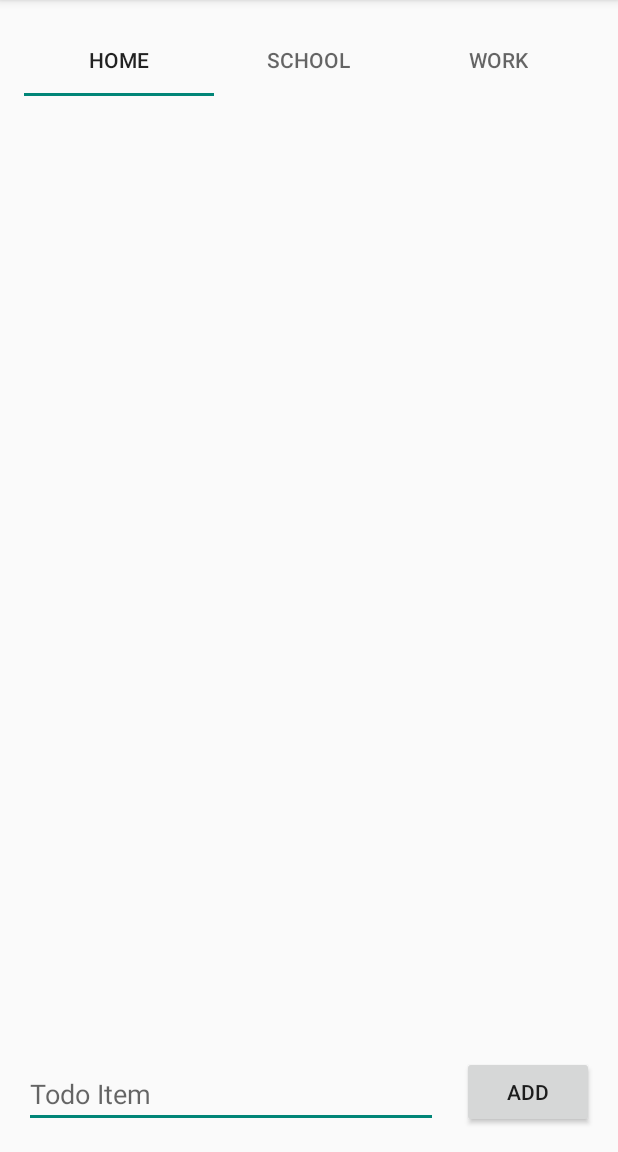
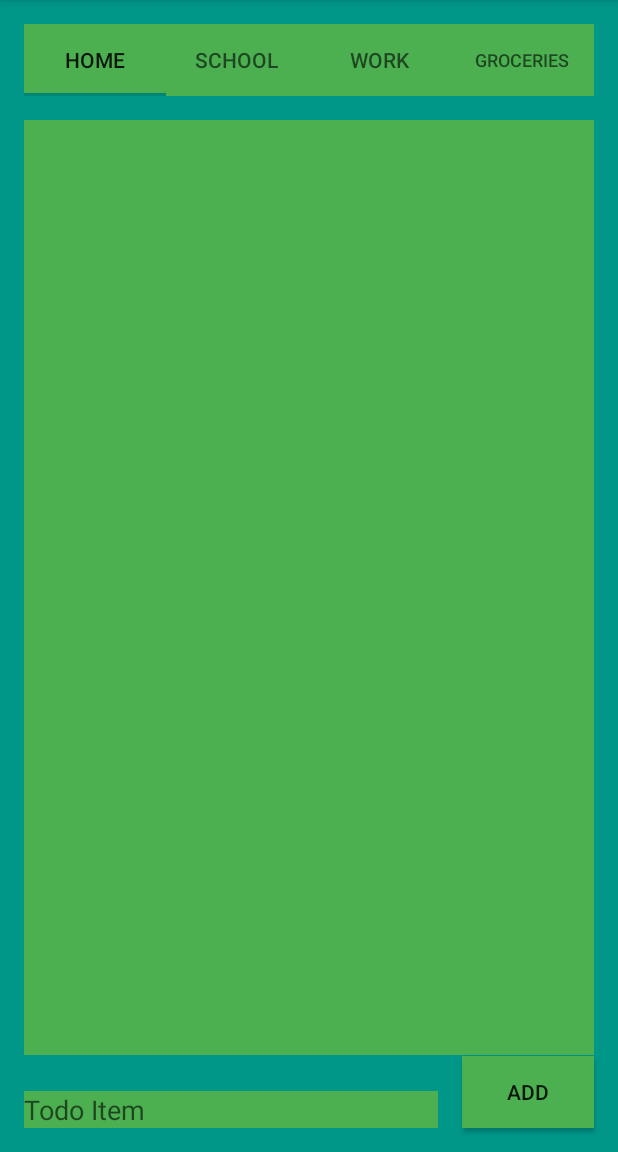
Before and after one commit to r-d-jorgensen/CMPS3390_22, an Android app: the screen it shows after launch (MainActivity), on a phone screen of 412 x 824 dp, the part 84-1236 px from its top. Run offline under Robolectric (Android 15) with nearby library versions, the phone set to English and light mode, and no system bars; our stand-ins replace Firebase (no records; nobody signed in at launch, a user with empty details on screens opened directly).

Commit message:
a9 lab done and fix to a9

```diff
--- a/MobileTodo/app/src/main/java/a9/djorgensen/mobiletodo/MainActivity.java
+++ b/MobileTodo/app/src/main/java/a9/djorgensen/mobiletodo/MainActivity.java
@@ -120,7 +120,7 @@ public class MainActivity extends AppCompatActivity implements OnItemListener{
     public void onItemClicked(int position) {
         try {
             String path = URLEncoder.encode(items.get(position).getDesc(), String.valueOf(StandardCharsets.UTF_8));
-            DatabaseReference ref = database.getReference(selectedTab);
+            DatabaseReference ref = database.getReference(selectedTab + "/" + path);
             ref.removeValue();
         } catch (UnsupportedEncodingException e) {
             e.printStackTrace();
--- a/MobileTodo/app/src/main/res/layout/activity_main.xml
+++ b/MobileTodo/app/src/main/res/layout/activity_main.xml
@@ -4,6 +4,7 @@
     xmlns:tools="http://schemas.android.com/tools"
     android:layout_width="match_parent"
     android:layout_height="match_parent"
+    android:background="#009688"
     tools:context=".MainActivity">
 
     <EditText
@@ -13,6 +14,7 @@
         android:layout_marginStart="16dp"
         android:layout_marginEnd="16dp"
         android:layout_marginBottom="16dp"
+        android:background="#4CAF50"
         android:ems="10"
         android:hint="@string/todo_item"
         android:inputType="textPersonName"
@@ -26,6 +28,8 @@
         android:layout_height="wrap_content"
         android:layout_marginEnd="16dp"
         android:layout_marginBottom="16dp"
+        android:background="#4CAF50"
+        android:backgroundTint="#4CAF50"
         android:onClick="onAddClicked"
         android:text="@string/add"
         app:layout_constraintBottom_toBottomOf="parent"
@@ -38,6 +42,7 @@
         android:layout_marginStart="16dp"
         android:layout_marginTop="16dp"
         android:layout_marginEnd="16dp"
+        android:background="#4CAF50"
         app:layout_constraintEnd_toEndOf="parent"
         app:layout_constraintStart_toStartOf="parent"
         app:layout_constraintTop_toTopOf="parent">
@@ -56,6 +61,11 @@
             android:layout_width="wrap_content"
             android:layout_height="wrap_content"
             android:text="@string/work" />
+
+        <com.google.android.material.tabs.TabItem
+            android:layout_width="wrap_content"
+            android:layout_height="wrap_content"
+            android:text="@string/groceries" />
     </com.google.android.material.tabs.TabLayout>
 
     <androidx.recyclerview.widget.RecyclerView
@@ -65,7 +75,8 @@
         android:layout_marginStart="16dp"
         android:layout_marginTop="16dp"
         android:layout_marginEnd="16dp"
-        android:layout_marginBottom="16dp"
+        android:layout_marginBottom="24dp"
+        android:background="#4CAF50"
         app:layout_constraintBottom_toTopOf="@+id/txtTodoItem"
         app:layout_constraintEnd_toEndOf="parent"
         app:layout_constraintStart_toStartOf="parent"
--- a/MobileTodo/app/src/main/res/values/strings.xml
+++ b/MobileTodo/app/src/main/res/values/strings.xml
@@ -5,4 +5,5 @@
     <string name="work">Work</string>
     <string name="add">Add</string>
     <string name="todo_item">Todo Item</string>
+    <string name="groceries">Groceries</string>
 </resources>
```
